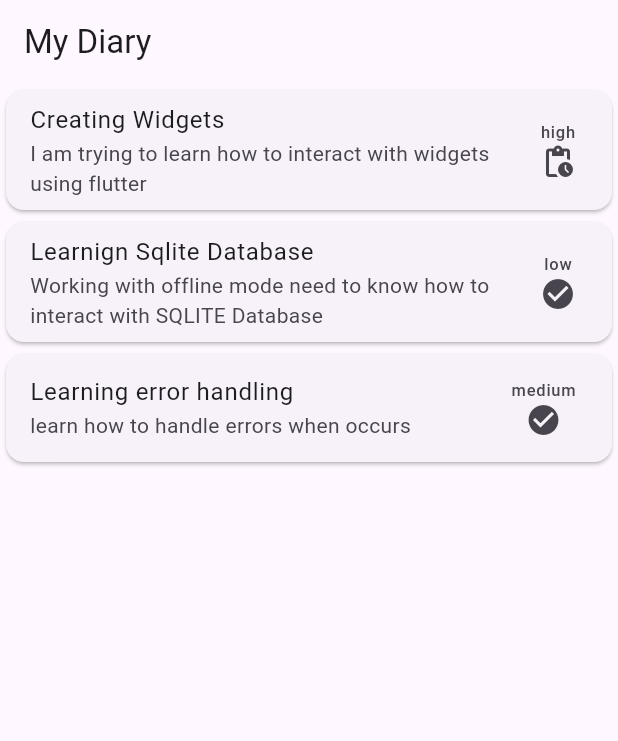
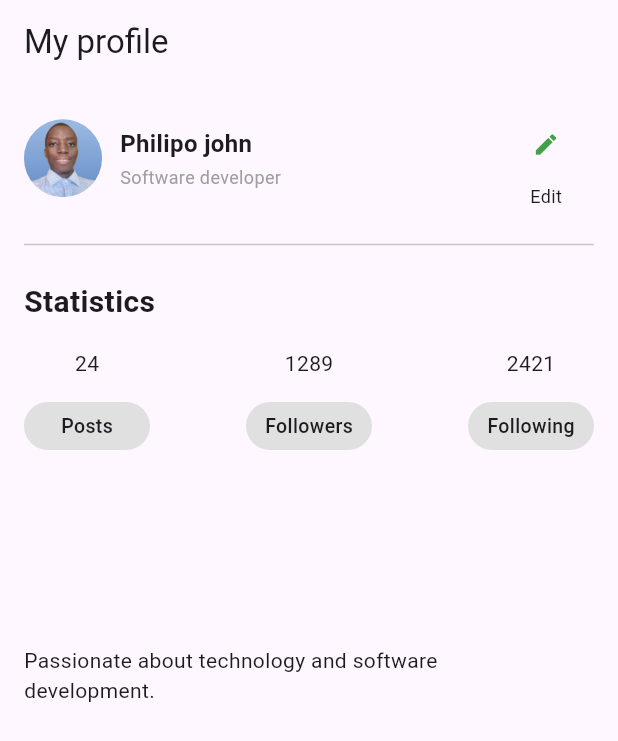
Before and after one commit to philipo778/Mobile_development-_Journey, a Flutter app: the screen it shows after launch, on a phone screen of 412 x 824 dp. Shown: the top 741 px of the screen. Run offline on Flutter 3.47's test engine with Material 3 defaults, Android fonts, the phone set to English and light mode, and no system bars.

Commit message:
i have created the profile sfreen

```diff
--- a/lib/main.dart
+++ b/lib/main.dart
@@ -1,6 +1,5 @@
 import 'package:flutter/material.dart';
-import 'Screen1.dart';
-import 'MyDiary.dart';
+import  'screens/profile_screen.dart';
 
 void main() {
   runApp(const MyApp());
@@ -12,7 +11,10 @@ class MyApp extends StatelessWidget {
   Widget build(BuildContext context) {
     return MaterialApp(
       debugShowCheckedModeBanner: false,
-      home: MyDiaryScreen(),
+      home: ProfileScreen(),
+
+
+
     );
   }
 }
--- /dev/null
+++ b/lib/screens/profile_screen.dart
@@ -0,0 +1,141 @@
+import 'package:flutter/material.dart';
+
+class ProfileScreen extends StatelessWidget {
+  const ProfileScreen({super.key});
+
+  @override
+  Widget build(BuildContext context) {
+    return Scaffold(
+      appBar: AppBar(
+        title: const Text("My profile"),
+      ),
+      body: SafeArea(
+        child: Padding(
+          padding: const EdgeInsets.all(16),
+          child: Column(
+            crossAxisAlignment: CrossAxisAlignment.start,
+            children: [
+              Row(
+                children: [
+                  const CircleAvatar(
+                    radius: 26,
+                    backgroundImage: AssetImage('assets/images/image.jpg'),
+                  ),
+                  const SizedBox(width: 12),
+                  const Column(
+                    crossAxisAlignment: CrossAxisAlignment.start,
+                    children: [
+                      Text(
+                        "Philipo john",
+                        style: TextStyle(
+                          fontSize: 16,
+                          fontWeight: FontWeight.w600,
+                        ),
+                      ),
+                      SizedBox(height: 2),
+                      Text(
+                        "Software developer",
+                        style: TextStyle(
+                          fontSize: 12,
+                          color: Colors.grey,
+                        ),
+                      ),
+                    ],
+                  ),
+                  const Spacer(),
+                  Column(
+                    children: [
+                      TextButton(
+                        onPressed: (){},
+                        child: Icon(
+                          Icons.edit,
+                          color: Colors.green[600],
+                        ),
+
+                      ),
+                      SizedBox(height: 2),
+                      const Text(
+                        "Edit",
+                        style: TextStyle(fontSize: 12),
+                      ),
+                    ],
+                  ),
+                ],
+              ),
+              const SizedBox(height: 16),
+              const Divider(),
+              const SizedBox(height: 16),
+              const Text("Statistics",
+                style: TextStyle(
+                  fontWeight: FontWeight.w600,
+                  fontSize: 20,
+                ),
+              ),
+              const SizedBox(height: 16),
+              Row(
+                mainAxisAlignment: MainAxisAlignment.spaceBetween,
+                children: [
+                  Column(
+                    children: [
+                      _counts("24"),
+                      SizedBox(height: 16,),
+                      _buildFilterPill("Posts"),
+                    ],
+                  ),
+                  Column(
+                    children: [
+                      _counts("1289"),
+                      SizedBox(height: 16,),
+                      _buildFilterPill("Followers"),
+                    ],
+                  ),
+                  Column(
+                    children: [
+                      _counts("2421"),
+                      SizedBox(height: 16,),
+                      _buildFilterPill("Following"),
+                    ],
+                  )
+                ],
+              ),
+              Container(
+                width: 300,
+                height: 300,
+                child: Center(
+                  child: Text("Passionate about technology and software development."),
+                ),
+              )
+            ],
+          ),
+        ),
+      ),
+    );
+  }
+
+  Widget _buildFilterPill(String label) {
+    return Column(
+      children: [
+      Container(
+      width: 84,
+      height: 32,
+      alignment: Alignment.center,
+      decoration: BoxDecoration(
+        borderRadius: BorderRadius.circular(16),
+        color: Colors.grey[300],
+      ),
+      child: Text(
+        label,
+        style: const TextStyle(
+          fontSize: 13,
+          fontWeight: FontWeight.w500,
+        ),
+      ),
+    )
+      ],
+    );
+
+  }
+  Widget _counts(String count){
+    return Text(count);
+  }
+}
--- a/lib/MyDiary.dart
+++ b/lib/widgets/my_diary.dart
@@ -1,7 +1,6 @@
 
-import 'package:flutter/foundation.dart';
 import 'package:flutter/material.dart';
-import 'ActivityCard.dart';
+import '../models/aactivity_card.dart';
 
 class MyDiaryScreen extends StatelessWidget {
   const MyDiaryScreen({super.key});
@@ -10,12 +9,16 @@ class MyDiaryScreen extends StatelessWidget {
   Widget build(BuildContext context) {
     return Scaffold(
       appBar: AppBar(title: const Text("My Diary")),
-      body: const Column(
+      body:  Column(
         children: [
           ActivityCard(title: "Creating Widgets", description: "I am trying to learn how to interact with widgets using flutter", isCompleted: false, priority: "high",),
           ActivityCard(title: "Learnign Sqlite Database", description: "Working with offline mode need to know how to interact with SQLITE Database", isCompleted: true, priority: "low",),
-          ActivityCard(title: "Learning error handling", description: "learn how to handle errors when occurs", isCompleted: true, priority: 'medium',)
+          ActivityCard(title: "Learning error handling", description: "learn how to handle errors when occurs", isCompleted: true, priority: 'medium',),
+
+
+
         ],
+
       ),
     );
   }
--- a/pubspec.yaml
+++ b/pubspec.yaml
@@ -58,8 +58,8 @@ flutter:
   uses-material-design: true
 
   # To add assets to your application, add an assets section, like this:
-  # assets:
-  #   - images/a_dot_burr.jpeg
+  assets:
+  - assets/images/
   #   - images/a_dot_ham.jpeg
 
   # An image asset can refer to one or more resolution-specific "variants", see
```
Also changed, not shown: assets/images/image.jpg (added), lib/models/aactivity_card.dart (renamed from lib/ActivityCard.dart), lib/screens/screen.dart (renamed from lib/Screen1.dart).
